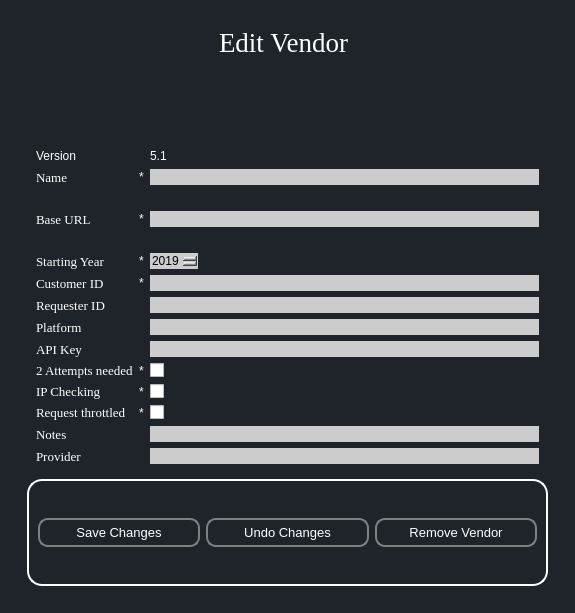
Above: COUNTER-Release-5.1-main/ui/EditVendors51.ui from abhishekvatsAV/Shree_Gommat_Tech before the change. Below: the same form after it.
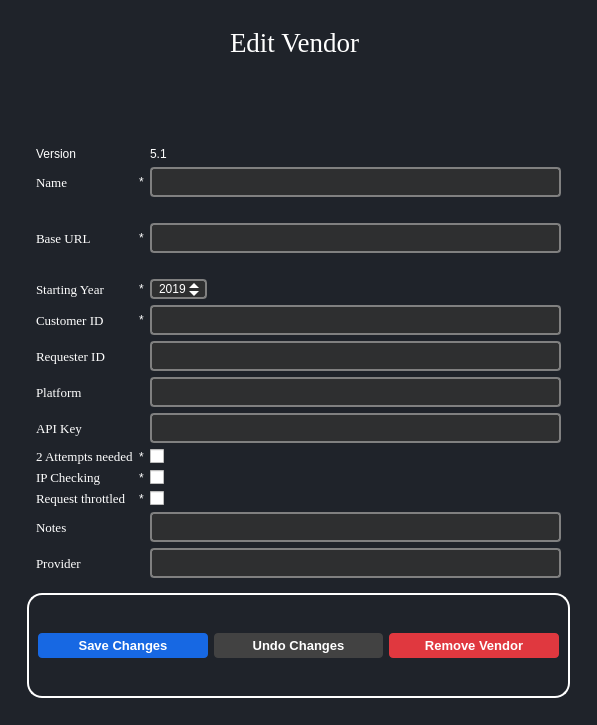
That is the form after the change. Icons and pictures are not drawn.

```diff
--- a/COUNTER-Release-5.1-main/ui/EditVendors51.ui
+++ b/COUNTER-Release-5.1-main/ui/EditVendors51.ui
@@ -6,8 +6,8 @@
    <rect>
     <x>0</x>
     <y>0</y>
-    <width>575</width>
-    <height>613</height>
+    <width>597</width>
+    <height>725</height>
    </rect>
   </property>
   <property name="windowTitle">
@@ -112,14 +112,24 @@
                <property name="font">
                 <font>
                  <pointsize>10</pointsize>
+                 <italic>false</italic>
+                 <bold>true</bold>
                 </font>
                </property>
                <property name="styleSheet">
                 <string notr="true">QPushButton {
-    border: 2px solid grey;
-	border-radius: 10px;
-    text-align:center;
-}</string>
+    background-color: #1768E3; 
+    color: #FFFFFF;
+	font: bold;
+   border-radius: 4px;
+text-align: center;
+}
+
+QPushButton:hover{
+ background-color: #2095E6;
+}
+
+</string>
                </property>
                <property name="text">
                 <string>Save Changes</string>
@@ -144,14 +154,24 @@
                <property name="font">
                 <font>
                  <pointsize>10</pointsize>
+                 <italic>false</italic>
+                 <bold>true</bold>
                 </font>
                </property>
                <property name="styleSheet">
                 <string notr="true">QPushButton {
-    border: 2px solid grey;
-	border-radius: 10px;
-  text-align:center;
-}</string>
+    background-color: rgb(66, 66, 66); 
+    color: #FFFFFF;
+	font: bold;
+   border-radius: 4px;
+text-align: center;
+}
+
+QPushButton:hover{
+ background-color: rgb(94, 94, 94);
+}
+
+</string>
                </property>
                <property name="text">
                 <string>Undo Changes</string>
@@ -170,14 +190,24 @@
                <property name="font">
                 <font>
                  <pointsize>10</pointsize>
+                 <italic>false</italic>
+                 <bold>true</bold>
                 </font>
                </property>
                <property name="styleSheet">
                 <string notr="true">QPushButton {
-    border: 2px solid grey;
-	border-radius: 10px;
-  text-align:center;
-}</string>
+    background-color: #E0383F; 
+    color: #FFFFFF;
+	font: bold;
+   border-radius: 4px;
+text-align: center;
+}
+
+QPushButton:hover{
+ background-color: rgb(255, 96, 60);
+}
+
+</string>
                </property>
                <property name="text">
                 <string>Remove Vendor</string>
@@ -287,10 +317,13 @@
               <widget class="QLineEdit" name="nameEdit">
                <property name="styleSheet">
                 <string notr="true">QLineEdit {
-	background-color: #cccccc;
-	border-radius: 20px; 
-color:black;
+	border: 2px solid #808080;
+    border-radius: 4px;
+    padding: 5px;
+	color: white;
+background-color: #2E2F30;
 }
+
 </string>
                </property>
               </widget>
@@ -299,10 +332,13 @@
               <widget class="QLineEdit" name="apiKeyEdit">
                <property name="styleSheet">
                 <string notr="true">QLineEdit {
-	background-color: #cccccc;
-	border-radius: 20px; 
-color:black;
+background-color: #2E2F30;
+	border: 2px solid #808080;
+    border-radius: 4px;
+    padding: 5px;
+	color: white;
 }
+
 </string>
                </property>
               </widget>
@@ -385,10 +421,13 @@
               <widget class="QLineEdit" name="baseUrlEdit">
                <property name="styleSheet">
                 <string notr="true">QLineEdit {
-	background-color: #cccccc;
-	border-radius: 20px; 
-color:black;
+background-color: #2E2F30;
+	border: 2px solid #808080;
+    border-radius: 4px;
+    padding: 5px;
+	color: white;
 }
+
 </string>
                </property>
               </widget>
@@ -410,10 +449,13 @@
               <widget class="QLineEdit" name="customerIdEdit">
                <property name="styleSheet">
                 <string notr="true">QLineEdit {
-	background-color: #cccccc;
-	border-radius: 20px; 
-color:black;
+background-color: #2E2F30;
+	border: 2px solid #808080;
+    border-radius: 4px;
+    padding: 5px;
+	color: white;
 }
+
 </string>
                </property>
               </widget>
@@ -435,7 +477,15 @@
              <item row="10" column="3">
               <widget class="QLineEdit" name="platformEdit">
                <property name="styleSheet">
-                <string notr="true">background-color: #cccccc;</string>
+                <string notr="true">QLineEdit {
+background-color: #2E2F30;
+	border: 2px solid #808080;
+    border-radius: 4px;
+    padding: 5px;
+	color: white;
+}
+
+</string>
                </property>
               </widget>
              </item>
@@ -477,10 +527,13 @@
               <widget class="QLineEdit" name="requestorIdEdit">
                <property name="styleSheet">
                 <string notr="true">QLineEdit {
-	background-color: #cccccc;
-	border-radius: 20px; 
-color:black;
+background-color: #2E2F30;
+	border: 2px solid #808080;
+    border-radius: 4px;
+    padding: 5px;
+	color: white;
 }
+
 </string>
                </property>
               </widget>
@@ -498,11 +551,40 @@
                </property>
                <property name="styleSheet">
                 <string notr="true">QDateEdit {
-	background-color: #cccccc;
-	border-radius: 20px; 
-color:black;
+background-color: #2E2F30;
+    border: 2px solid #808080;
+    border-radius: 4px;
+    padding-left: 5px;
 }
-</string>
+
+QDateEdit::up-button, QDateEdit::down-button {
+    border: none;
+    padding-right: 5px;
+}
+
+QDateEdit::up-button {
+    subcontrol-position: top right;
+}
+
+QDateEdit::down-button {
+    subcontrol-position: bottom right;
+}
+
+QDateEdit::up-arrow, QDateEdit::down-arrow {
+    border: 5px solid rgba(255, 255, 255, 0);
+    width: 0;
+    height: 0;
+}
+
+QDateEdit::up-arrow {
+    border-top: none;
+    border-bottom-color: white;
+}
+
+QDateEdit::down-arrow {
+    border-bottom: none;
+    border-top-color: white;
+}</string>
                </property>
                <property name="dateTime">
                 <datetime>
@@ -511,7 +593,7 @@
                  <second>0</second>
                  <year>2019</year>
                  <month>12</month>
-                 <day>30</day>
+                 <day>28</day>
                 </datetime>
                </property>
                <property name="displayFormat">
@@ -568,10 +650,13 @@
                </property>
                <property name="styleSheet">
                 <string notr="true">QLineEdit {
-	background-color: #cccccc;
-	border-radius: 20px; 
-color:black;
+background-color: #2E2F30;
+	border: 2px solid #808080;
+    border-radius: 4px;
+    padding: 5px;
+	color: white;
 }
+
 </string>
                </property>
               </widget>
@@ -580,10 +665,13 @@
               <widget class="QLineEdit" name="providerEdit">
                <property name="styleSheet">
                 <string notr="true">QLineEdit {
-	background-color: #cccccc;
-	border-radius: 20px; 
-color:black;
+background-color: #2E2F30;
+	border: 2px solid #808080;
+    border-radius: 4px;
+    padding: 5px;
+	color: white;
 }
+
 </string>
                </property>
               </widget>
```
Left out of the diff: 2 changed lines with no effect on the pictures.
